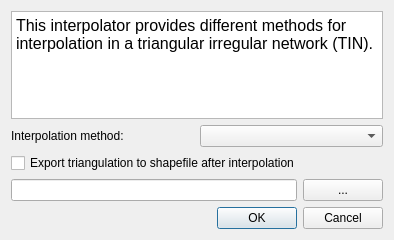
Qt form qgis/src/plugins/interpolation/qgstininterpolatordialogbase.ui (sourcepole/qgis) before a commit.
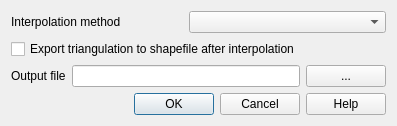
The same form after that commit.

The edit to the form file:
```diff
--- a/qgis/src/plugins/interpolation/qgstininterpolatordialogbase.ui
+++ b/qgis/src/plugins/interpolation/qgstininterpolatordialogbase.ui
@@ -1,67 +1,90 @@
 <ui version="4.0" >
  <class>QgsTINInterpolatorDialogBase</class>
- <widget class="QDialog" name="QgsTINInterpolatorDialogBase" >
-  <property name="geometry" >
+ <widget class="QDialog" name="QgsTINInterpolatorDialogBase">
+  <property name="geometry">
    <rect>
     <x>0</x>
     <y>0</y>
     <width>394</width>
-    <height>240</height>
+    <height>124</height>
    </rect>
   </property>
   <property name="windowTitle" >
    <string>Triangle based interpolation</string>
   </property>
-  <layout class="QGridLayout" name="gridLayout" >
-   <item row="0" column="0" colspan="2" >
-    <widget class="QTextBrowser" name="mDescriptionTextBrowser" >
-     <property name="html" >
-      <string>&lt;!DOCTYPE HTML PUBLIC "-//W3C//DTD HTML 4.0//EN" "http://www.w3.org/TR/REC-html40/strict.dtd">
-&lt;html>&lt;head>&lt;meta name="qrichtext" content="1" />&lt;style type="text/css">
-p, li { white-space: pre-wrap; }
-&lt;/style>&lt;/head>&lt;body style=" font-family:'DejaVu Sans'; font-size:9pt; font-weight:400; font-style:normal;">
-&lt;p style=" margin-top:0px; margin-bottom:0px; margin-left:0px; margin-right:0px; -qt-block-indent:0; text-indent:0px; font-family:'Sans Serif'; font-size:12pt;">This interpolator provides different methods for interpolation in a triangular irregular network (TIN).&lt;/p>&lt;/body>&lt;/html></string>
+  <layout class="QGridLayout" name="gridLayout">
+   <item row="0" column="0" colspan="2">
+    <widget class="QLabel" name="mInterpolationMethodLabel">
+     <property name="sizePolicy">
+      <sizepolicy hsizetype="Maximum" vsizetype="Preferred">
+       <horstretch>0</horstretch>
+       <verstretch>0</verstretch>
+      </sizepolicy>
      </property>
+     <property name="text">
+      <string>Interpolation method</string>
+     </property>
+     <property name="buddy">
+      <cstring>mInterpolationComboBox</cstring>
+     </property>
     </widget>
    </item>
-   <item row="1" column="0" colspan="2" >
-    <layout class="QHBoxLayout" >
-     <item>
-      <widget class="QLabel" name="mInterpolationMethodLabel" >
-       <property name="text" >
-        <string>Interpolation method:</string>
-       </property>
-      </widget>
-     </item>
-     <item>
-      <widget class="QComboBox" name="mInterpolationComboBox" />
-     </item>
-    </layout>
+   <item row="0" column="2" colspan="2">
+    <widget class="QComboBox" name="mInterpolationComboBox">
+     <property name="sizePolicy">
+      <sizepolicy hsizetype="Minimum" vsizetype="Fixed">
+       <horstretch>0</horstretch>
+       <verstretch>0</verstretch>
+      </sizepolicy>
+     </property>
+    </widget>
    </item>
-   <item row="2" column="0" colspan="2" >
-    <widget class="QCheckBox" name="mExportTriangulationCheckBox" >
-     <property name="text" >
+   <item row="1" column="0" colspan="3">
+    <widget class="QCheckBox" name="mExportTriangulationCheckBox">
+     <property name="text">
       <string>Export triangulation to shapefile after interpolation</string>
      </property>
     </widget>
    </item>
-   <item row="3" column="0" >
-    <widget class="QLineEdit" name="mTriangulationFileEdit" />
+   <item row="2" column="0">
+    <widget class="QLabel" name="label">
+     <property name="sizePolicy">
+      <sizepolicy hsizetype="Maximum" vsizetype="Preferred">
+       <horstretch>0</horstretch>
+       <verstretch>0</verstretch>
+      </sizepolicy>
+     </property>
+     <property name="text">
+      <string>Output file</string>
+     </property>
+     <property name="buddy">
+      <cstring>mTriangulationFileEdit</cstring>
+     </property>
+    </widget>
    </item>
-   <item row="3" column="1" >
-    <widget class="QPushButton" name="mTriangulationFileButton" >
-     <property name="text" >
+   <item row="2" column="1" colspan="2">
+    <widget class="QLineEdit" name="mTriangulationFileEdit"/>
+   </item>
+   <item row="2" column="3">
+    <widget class="QPushButton" name="mTriangulationFileButton">
+     <property name="sizePolicy">
+      <sizepolicy hsizetype="Maximum" vsizetype="Fixed">
+       <horstretch>0</horstretch>
+       <verstretch>0</verstretch>
+      </sizepolicy>
+     </property>
+     <property name="text">
       <string>...</string>
      </property>
     </widget>
    </item>
-   <item row="4" column="0" colspan="2" >
-    <widget class="QDialogButtonBox" name="buttonBox" >
-     <property name="orientation" >
+   <item row="3" column="0" colspan="4">
+    <widget class="QDialogButtonBox" name="buttonBox">
+     <property name="orientation">
       <enum>Qt::Horizontal</enum>
      </property>
-     <property name="standardButtons" >
-      <set>QDialogButtonBox::Cancel|QDialogButtonBox::Ok</set>
+     <property name="standardButtons">
+      <set>QDialogButtonBox::Cancel|QDialogButtonBox::Help|QDialogButtonBox::Ok</set>
      </property>
     </widget>
    </item>
```
Left out of the diff: 20 changed lines with no effect on the pictures.
